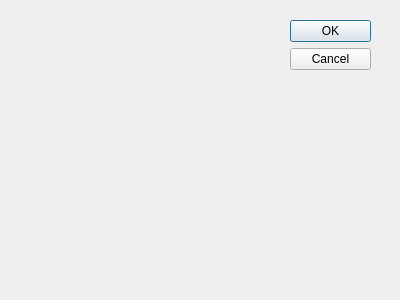
The window that ui/followcommunity.ui (diginatu/Viqo) describes before a commit, drawn with Qt 5.
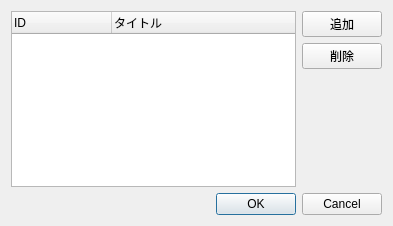
The same window after the commit.

Commit message: save/load and manipulate FollowCommunity. not yet works

The edit to the form file:
```diff
--- a/ui/followcommunity.ui
+++ b/ui/followcommunity.ui
@@ -8,29 +8,69 @@
    <rect>
     <x>0</x>
     <y>0</y>
-    <width>400</width>
-    <height>300</height>
+    <width>393</width>
+    <height>226</height>
    </rect>
   </property>
   <property name="windowTitle">
    <string>Dialog</string>
   </property>
-  <widget class="QDialogButtonBox" name="buttonBox">
-   <property name="geometry">
-    <rect>
-     <x>290</x>
-     <y>20</y>
-     <width>81</width>
-     <height>241</height>
-    </rect>
-   </property>
-   <property name="orientation">
-    <enum>Qt::Vertical</enum>
-   </property>
-   <property name="standardButtons">
-    <set>QDialogButtonBox::Cancel|QDialogButtonBox::Ok</set>
-   </property>
-  </widget>
+  <layout class="QGridLayout" name="gridLayout">
+   <item row="0" column="1">
+    <widget class="QPushButton" name="addList">
+     <property name="text">
+      <string>追加</string>
+     </property>
+    </widget>
+   </item>
+   <item row="1" column="1">
+    <widget class="QPushButton" name="deleteList">
+     <property name="text">
+      <string>削除</string>
+     </property>
+    </widget>
+   </item>
+   <item row="2" column="1">
+    <spacer name="verticalSpacer">
+     <property name="orientation">
+      <enum>Qt::Vertical</enum>
+     </property>
+     <property name="sizeHint" stdset="0">
+      <size>
+       <width>20</width>
+       <height>167</height>
+      </size>
+     </property>
+    </spacer>
+   </item>
+   <item row="3" column="0" colspan="2">
+    <widget class="QDialogButtonBox" name="buttonBox">
+     <property name="standardButtons">
+      <set>QDialogButtonBox::Cancel|QDialogButtonBox::Ok</set>
+     </property>
+    </widget>
+   </item>
+   <item row="0" column="0" rowspan="3">
+    <widget class="QTreeWidget" name="communityList">
+     <property name="editTriggers">
+      <set>QAbstractItemView::NoEditTriggers</set>
+     </property>
+     <property name="indentation">
+      <number>0</number>
+     </property>
+     <column>
+      <property name="text">
+       <string>ID</string>
+      </property>
+     </column>
+     <column>
+      <property name="text">
+       <string>タイトル</string>
+      </property>
+     </column>
+    </widget>
+   </item>
+  </layout>
  </widget>
  <pixmapfunction/>
  <resources/>
```
Left out of the diff: 7 changed lines with no effect on the pictures. The commit also changes 14 other files.
